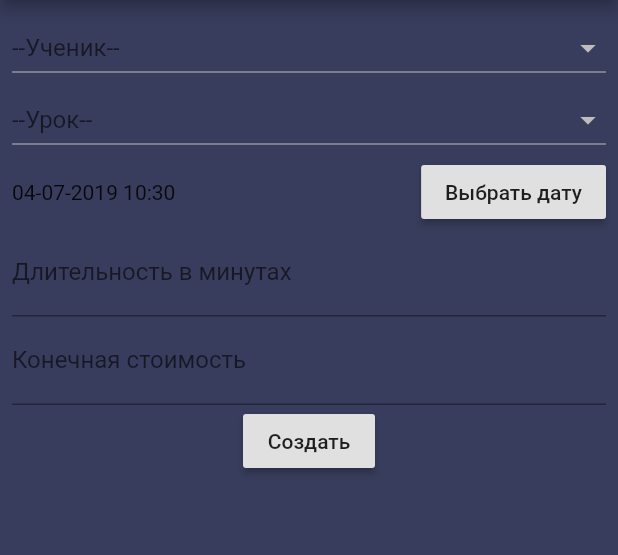
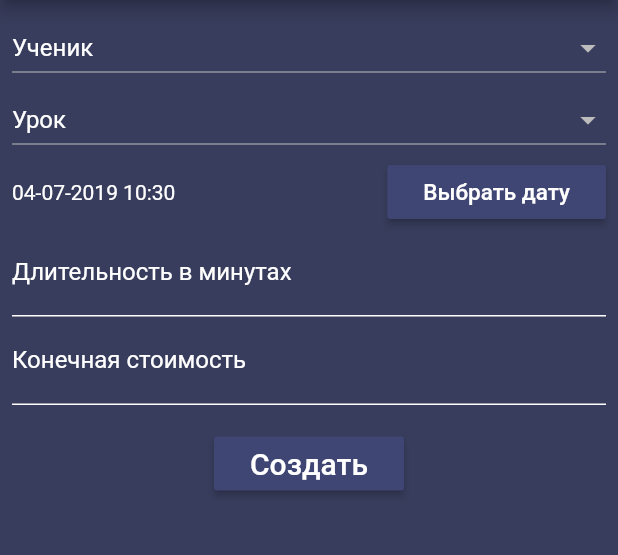
Before and after one commit to codethenpizza/tutorhelper, a Flutter app: the ClassCreate screen opened directly, on a phone screen of 412 x 824 dp, the part 84-639 px from its top. Run offline on Flutter 3.47's test engine with Material 2 defaults, Android fonts, the light colour scheme and no system bars; our stand-ins replace sqflite; missing offline and left inert: flutter_material_color_picker; accounts and stored records are empty.

Commit message:
Updated colors on pages and widgets: Updated drawer;

```diff
--- a/lib/config/themeConfig.dart
+++ b/lib/config/themeConfig.dart
@@ -24,6 +24,7 @@ const txtC = 0xFFFFFFFF;
 //classes
 
 
+
 class DarkTheme{
 
   static const main = Color(0xFF383d5d);
--- a/lib/screens/ClassCreate.dart
+++ b/lib/screens/ClassCreate.dart
@@ -66,6 +66,8 @@ class ClassCreateState extends State<ClassCreate> {
                             ))
                         .toList();
                     return DropdownButton(
+
+//                      style: TextStyle(color: Colors.white),
                       isExpanded: true,
                       onChanged: (val) {
                         setState(() {
@@ -75,10 +77,10 @@ class ClassCreateState extends State<ClassCreate> {
                       },
                       items: list,
                       value: studentId,
-                      hint: Text('--Ученик--'),
+                      hint: Text('Ученик', style: TextStyle(color: DarkTheme.txt),),
                     );
                   }else{
-                    return Text('Загрузка');
+                    return Text('Загрузка', style: TextStyle(color: DarkTheme.txt),);
                   }
                 },
               ),
@@ -102,45 +104,98 @@ class ClassCreateState extends State<ClassCreate> {
                       },
                       items: list,
                       value: lessonId,
-                      hint: Text('--Урок--'),
+                      hint: Text('Урок', style: TextStyle(color: DarkTheme.txt)),
                     );
                   }else{
-                    return Text('Загрузка');
+                    return Text('Загрузка', style: TextStyle(color: DarkTheme.txt));
                   }
                 },
               ),
               Row(
                 mainAxisAlignment: MainAxisAlignment.spaceBetween,
                 children: <Widget>[
-                  Text(DateFormat('dd-MM-yyyy HH:mm').format(selectedDate)),
+                  Text(DateFormat('dd-MM-yyyy HH:mm').format(selectedDate), style: TextStyle(color: DarkTheme.txt),),
+//                  RaisedButton(
+//                    onPressed: () => _selectDate(context),
+//                    child: Text('Выбрать дату'),
+//                  ),
                   RaisedButton(
+                    color: DarkTheme.btn,
                     onPressed: () => _selectDate(context),
-                    child: Text('Выбрать дату'),
+                    child: Padding(
+                      padding: const EdgeInsets.only(
+                          left: 8.0, right: 8),
+                      child: Text('Выбрать дату',
+                          style: TextStyle(
+                              fontSize: 15,
+                              color: DarkTheme.txt)),
+                    ),
                   ),
                 ],
               ),
               TextField(
+                style: TextStyle(color: DarkTheme.txt),
                 keyboardType: TextInputType.number,
                 decoration: InputDecoration(
-                  labelText: 'Длительность в минутах'
+                    enabledBorder:
+                    UnderlineInputBorder(
+                        borderSide: BorderSide(
+                            color: DarkTheme.txt)),
+                    focusedBorder:
+                    UnderlineInputBorder(
+                        borderSide: BorderSide(
+                            color:
+                            DarkTheme.acc)),
+                  labelText: 'Длительность в минутах',
+                    labelStyle: TextStyle(
+                        color: DarkTheme.txt),
+                    border: UnderlineInputBorder(
+                        borderSide: BorderSide(
+                            color: DarkTheme.txt)),
                 ),
                 onChanged: (str) {
                   duration = int.parse(str);
                 },
               ),
               TextField(
+                style: TextStyle(color: DarkTheme.txt),
                 keyboardType: TextInputType.number,
                 decoration: InputDecoration(
+                  enabledBorder:
+                  UnderlineInputBorder(
+                      borderSide: BorderSide(
+                          color: DarkTheme.txt)),
+                  focusedBorder:
+                  UnderlineInputBorder(
+                      borderSide: BorderSide(
+                          color:
+                          DarkTheme.acc)),
                     labelText: 'Конечная стоимость',
+                  labelStyle: TextStyle(
+                      color: DarkTheme.txt),
+                  border: UnderlineInputBorder(
+                      borderSide: BorderSide(
+                          color: DarkTheme.txt)),
                 ),
                 onChanged: (str) {
                   totalCost = int.parse(str);
                 },
               ),
-              RaisedButton(
-                onPressed: () => createClass(context),
-                child: Text('Создать'),
-              )
+              Padding(
+                padding: const EdgeInsets.all(15.0),
+                child: RaisedButton(
+                  color: DarkTheme.btn,
+                  onPressed: () => createClass(context),
+                  child: Padding(
+                    padding: const EdgeInsets.only(
+                        left: 8.0, right: 8),
+                    child: Text('Создать',
+                        style: TextStyle(
+                            fontSize: 20,
+                            color: DarkTheme.txt)),
+                  ),
+                ),
+              ),
             ],
           ),
         ),
--- a/lib/widgets/ClassWidget.dart
+++ b/lib/widgets/ClassWidget.dart
@@ -4,6 +4,8 @@ import 'package:tutor_helper/models/LessonModel.dart';
 import 'StudentCard.dart';
 import 'package:tutor_helper/models/StLessonModel.dart';
 import 'package:tutor_helper/models/StudentModel.dart';
+
+import 'package:tutor_helper/config/themeConfig.dart';
 
 class ClassWidget extends StatelessWidget {
   final StLessonModel sLesson;
@@ -25,7 +27,7 @@ class ClassWidget extends StatelessWidget {
                 child: Text(
                   sLesson.totalCost.toString() + 'P',
                   style: TextStyle(
-                      color: Colors.white,
+                      color: DarkTheme.txt,
                       fontSize: 15,
                       fontWeight: FontWeight.bold),
                 ),
@@ -36,7 +38,7 @@ class ClassWidget extends StatelessWidget {
                   DateFormat('HH:mm').format(DateTime.parse(sLesson.date)),
 //                  sLesson.date,
                   style: TextStyle(
-                      color: Colors.white,
+                      color: DarkTheme.txt,
                       fontSize: 15,
                       fontWeight: FontWeight.bold),
                 ),
```
Also changed, not shown: lib/main.dart (+20 -9 lines), lib/screens/Student.dart (+28 -25 lines), lib/widgets/Card.dart (+10 -8 lines), lib/widgets/StudentCard.dart (+8 -6 lines).
